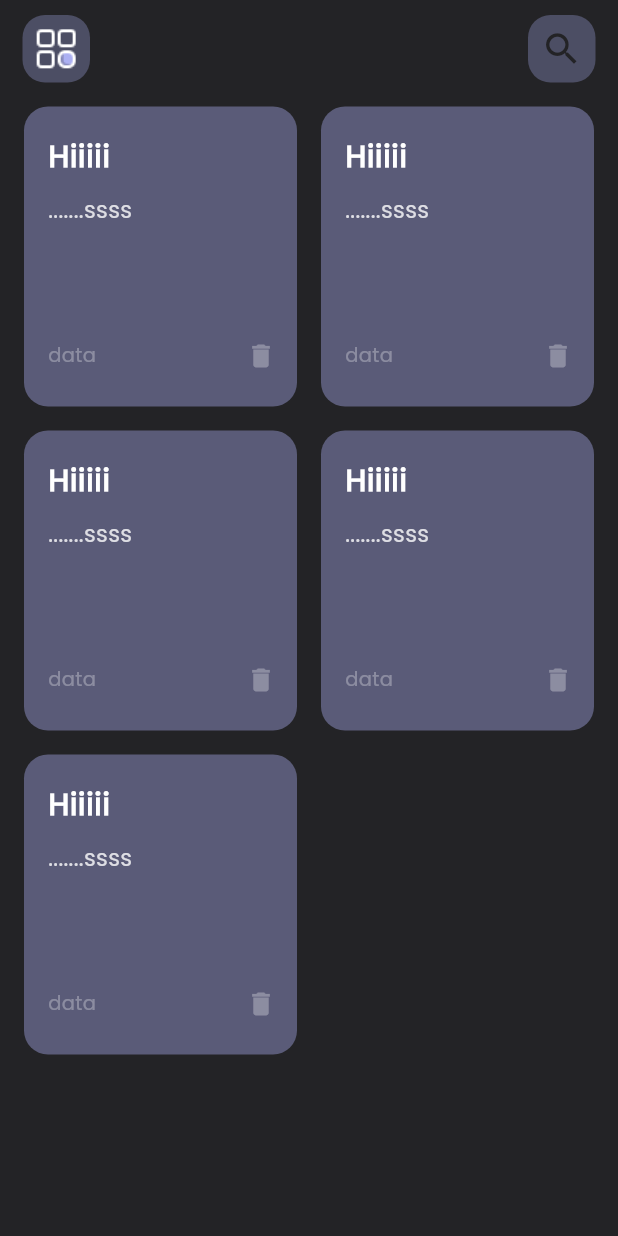
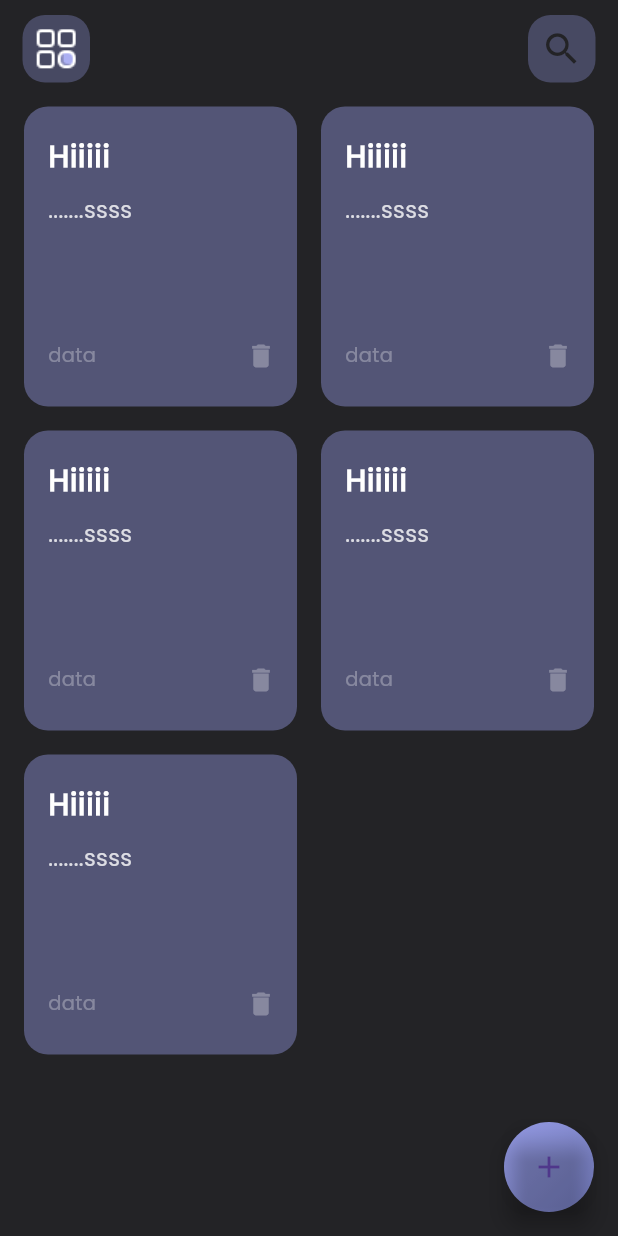
Before and after one commit to AbrarSaud/NotesApp, a Flutter app: the screen it shows after launch, on a phone screen of 412 x 824 dp. Run offline on Flutter 3.47's test engine with Material 3 defaults, Android fonts, the phone set to English and light mode, and no system bars.

Commit message:
add floating Action Button

```diff
--- a/lib/constants/colors.dart
+++ b/lib/constants/colors.dart
@@ -4,4 +4,4 @@ const white = Color(0xFFFFFFFF);
 const blue = Color(0xFF232326);
 const backgroundColor = Color(0xFF232326);
 const black = Colors.black;
-const primary = Color(0xFFacb0f2);
+const primary = Color(0xFF9AA0ED);
--- a/lib/views/notes_view.dart
+++ b/lib/views/notes_view.dart
@@ -1,14 +1,24 @@
 import 'package:flutter/material.dart';
 import 'package:notes_app/constants/colors.dart';
 import 'package:notes_app/views/notes_view_body.dart';
+import 'package:notes_app/views/widgets/custom_floating_action_button.dart';
 
 class NotesView extends StatelessWidget {
   const NotesView({super.key});
 
   @override
   Widget build(BuildContext context) {
-    return const Scaffold(
+    return Scaffold(
       backgroundColor: backgroundColor,
-      body: SafeArea(child: NotesViewBody()));
+      body: const SafeArea(child: NotesViewBody()),
+      floatingActionButton: CustomFloatingActionButton(
+        onPressed: () {
+          print('FAB pressed!');
+        },
+        child: const Icon(
+          Icons.add,
+        ),
+      ),
+    );
   }
 }
--- /dev/null
+++ b/lib/views/widgets/custom_floating_action_button.dart
@@ -0,0 +1,42 @@
+import 'package:flutter/material.dart';
+import 'package:notes_app/constants/colors.dart';
+
+class CustomFloatingActionButton extends StatelessWidget {
+  final VoidCallback onPressed;
+  final Widget child;
+
+  const CustomFloatingActionButton(
+      {super.key, required this.onPressed, required this.child});
+
+  @override
+  Widget build(BuildContext context) {
+    return Container(
+      width: 60,
+      height: 60,
+      decoration: BoxDecoration(
+        borderRadius: BorderRadius.circular(30),
+        boxShadow: [
+          BoxShadow(
+            color: backgroundColor.withOpacity(0.5),
+            spreadRadius: 2,
+            blurRadius: 7,
+            offset: const Offset(0, 3),
+          ),
+        ],
+        gradient: const LinearGradient(
+          begin: Alignment.topLeft,
+          end: Alignment.bottomRight,
+          colors: [
+            primary,
+            Color(0xFF7B83C8), // Darker color
+          ],
+        ),
+      ),
+      child: FloatingActionButton(
+        onPressed: onPressed,
+        backgroundColor: Colors.transparent,
+        child: child,
+      ),
+    );
+  }
+}
--- a/lib/views/widgets/custom_note_item.dart
+++ b/lib/views/widgets/custom_note_item.dart
@@ -1,5 +1,4 @@
 import 'package:flutter/material.dart';
-import 'package:flutter_staggered_grid_view/flutter_staggered_grid_view.dart';
 import 'package:notes_app/constants/colors.dart';
 
 
--- a/pubspec.yaml
+++ b/pubspec.yaml
@@ -9,6 +9,7 @@ environment:
 dependencies:
   flutter:
     sdk: flutter
+  # flutter_neumorphic: ^3.2.0
   flutter_staggered_grid_view: ^0.7.0
 
 dev_dependencies:
```
